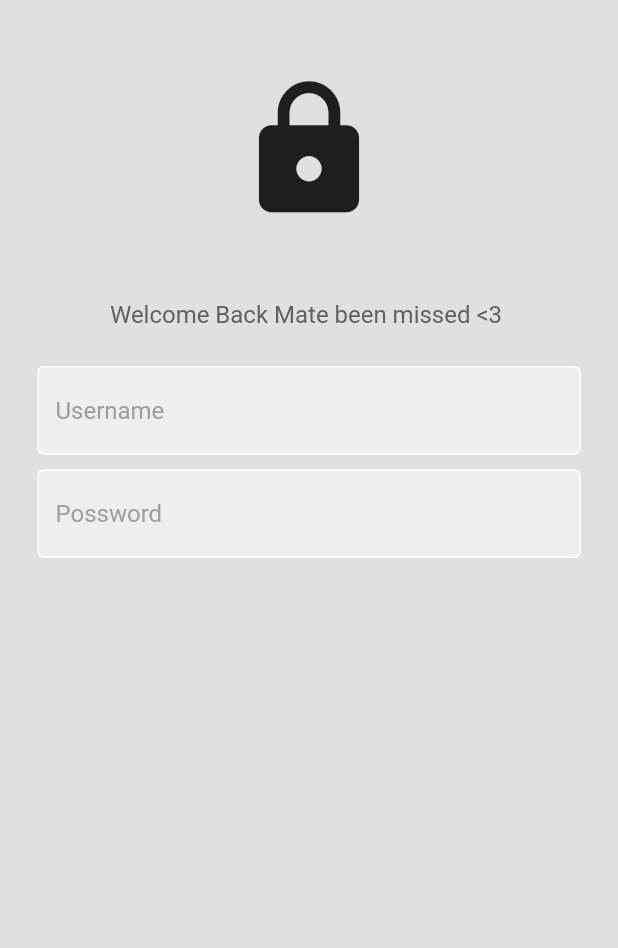
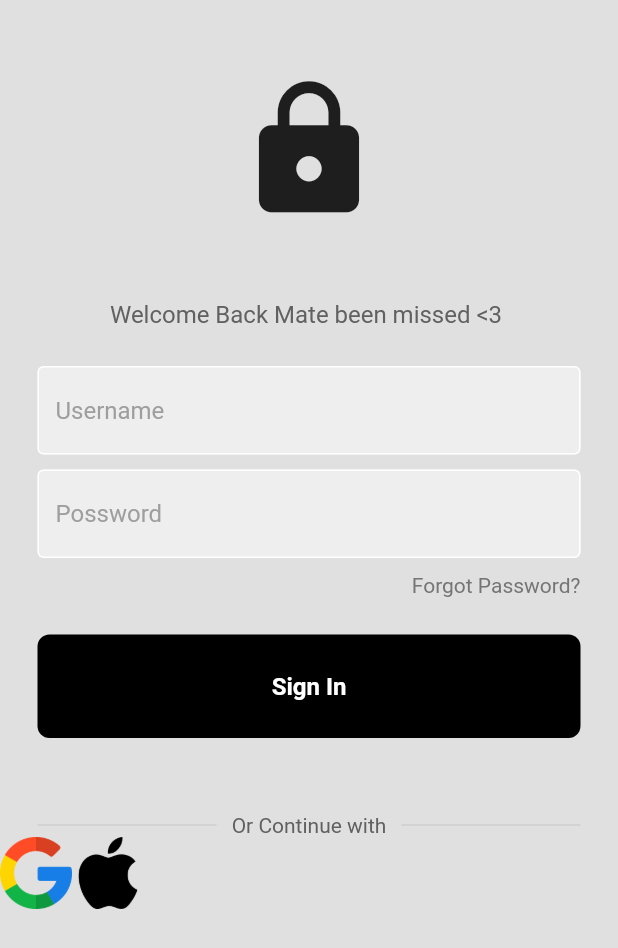
Before and after one commit to Kadrklc/all_together, a Flutter app: the screen it shows after launch, on a phone screen of 412 x 824 dp. Shown: the top 948 px of the screen. Run offline on Flutter 3.47's test engine with Material 2 defaults, Android fonts, the phone set to English and light mode, and no system bars.

Commit message:
sign and applegoole logo add

```diff
--- /dev/null
+++ b/lib/components/my_button.dart
@@ -0,0 +1,35 @@
+import 'package:flutter/material.dart';
+
+class MyButton extends StatelessWidget {
+
+  final Function()? onTap;
+
+
+  const MyButton({super.key, required this.onTap,});
+
+
+  @override
+  Widget build(BuildContext context) {
+    return GestureDetector(
+      onTap:onTap ,
+      child: Container(
+        padding: const EdgeInsets.all(25),
+        margin: const EdgeInsets.symmetric(horizontal: 25.0),
+        decoration: BoxDecoration(
+          color: Colors.black,
+          borderRadius: BorderRadius.circular(8),
+        ),
+        child: const Center(
+          child: Text(
+            'Sign In',
+            style: TextStyle(
+              color: Colors.white,
+              fontWeight: FontWeight.bold,
+              fontSize: 16,
+            ),
+          ),
+        ),
+      ),
+    );
+  }
+}
--- /dev/null
+++ b/lib/components/square_tile.dart
@@ -0,0 +1,16 @@
+import 'package:flutter/material.dart';
+
+class SquareTile extends StatelessWidget {
+  final String imagePath;
+  const SquareTile({super.key, required this.imagePath});
+
+  @override
+  Widget build(BuildContext context) {
+    return Container(
+      child: Image.asset(
+        imagePath,
+        height: 48,
+      ),
+    );
+  }
+}
--- a/lib/main.dart
+++ b/lib/main.dart
@@ -1,4 +1,6 @@
+import 'package:all_together/components/my_button.dart';
 import 'package:all_together/components/my_textfield.dart';
+import 'package:all_together/components/square_tile.dart';
 import 'package:flutter/material.dart';
 
 void main() {
@@ -22,6 +24,9 @@
   // Text edit controller
   final usernameController = TextEditingController();
   final passwordcontroller = TextEditingController();
+
+  //sign user
+  void signUserIn() {}
 
   @override
   Widget build(BuildContext context) {
@@ -64,6 +69,62 @@
                 hintText: 'Possword',
                 obscureText: true,
               ),
+              //forgot Password
+              const SizedBox(height: 10),
+              Padding(
+                padding: const EdgeInsets.symmetric(horizontal: 25.0),
+                child: Row(
+                  mainAxisAlignment: MainAxisAlignment.end,
+                  children: [
+                    Text(
+                      'Forgot Password?',
+                      style: TextStyle(color: Colors.grey[600]),
+                    ),
+                  ],
+                ),
+              ),
+              //signin button
+              const SizedBox(height: 25),
+              MyButton(onTap: signUserIn),
+
+              const SizedBox(height: 50),
+
+              // Continue with
+              Padding(
+                padding: const EdgeInsets.symmetric(horizontal: 25.0),
+                child: Row(
+                  children: [
+                    Expanded(
+                      child: Divider(
+                        thickness: 0.5,
+                        color: Colors.grey[400],
+                      ),
+                    ),
+                    Padding(
+                      padding: const EdgeInsets.symmetric(horizontal: 10.0),
+                      child: Text(
+                        'Or Continue with',
+                        style: TextStyle(color: Colors.grey[700]),
+                      ),
+                    ),
+                    Expanded(
+                      child: Divider(
+                        thickness: 0.5,
+                        color: Colors.grey[400],
+                      ),
+                    )
+                  ],
+                ),
+              ),
+              Row(
+                children: [
+                  //google
+                  SquareTile(imagePath: 'lib/images/google.png'),
+
+                  //apple
+                  SquareTile(imagePath: 'lib/images/apple.png'),
+                ],
+              )
             ],
           ),
         ),
```
